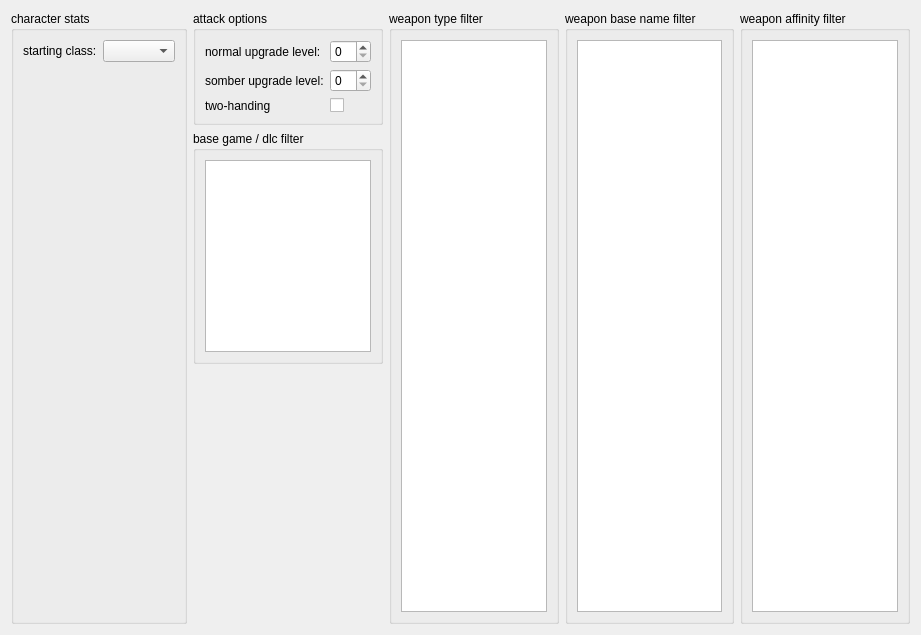
Above: app/stats_tab.ui from hanslhansl/elden-ring-damage-optimizer before the change. Below: the same form after it.
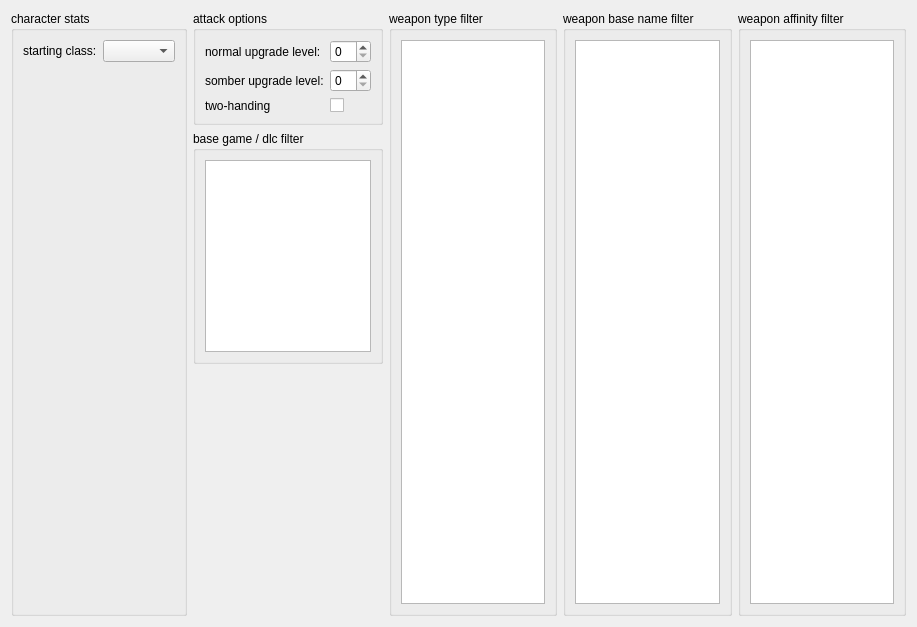
That is the form after the change.

```diff
--- a/app/stats_tab.ui
+++ b/app/stats_tab.ui
@@ -6,8 +6,8 @@
    <rect>
     <x>0</x>
     <y>0</y>
-    <width>921</width>
-    <height>635</height>
+    <width>917</width>
+    <height>627</height>
    </rect>
   </property>
   <property name="windowTitle">
```
